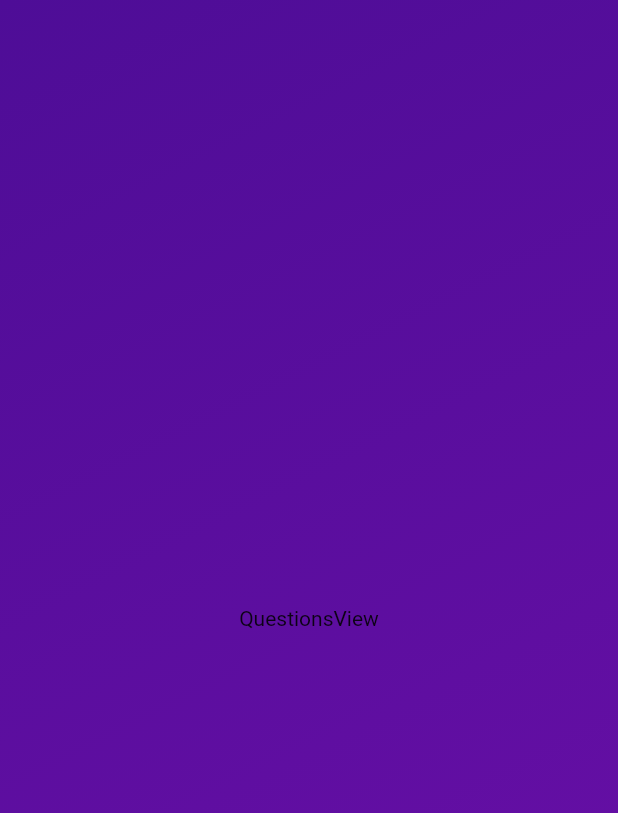
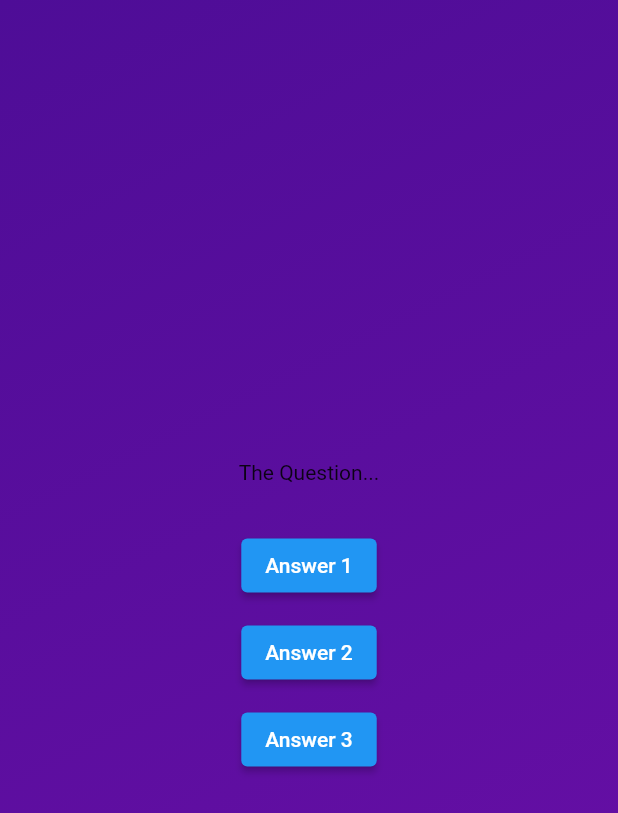
Before and after one commit to trosa-dev/flutter-quiz-app, a Flutter app: the screen it shows after launch, after a tap on "Start Quiz", on a phone screen of 412 x 824 dp. Shown: the top 813 px of the screen. Run offline on Flutter 3.47's test engine with Material 2 defaults, Android fonts, the phone set to English and light mode, and no system bars.

Commit message:
feat: add buttons to questions

```diff
--- a/lib/app/screens/questions/index.dart
+++ b/lib/app/screens/questions/index.dart
@@ -14,8 +14,29 @@
 class _QuestionsScreenState extends State<QuestionsScreen> {
   @override
   Widget build(context) {
-    return const Center(
-      child: Text('QuestionsView'),
+    return SizedBox(
+      width: double.infinity,
+      child: Column(
+        mainAxisAlignment: MainAxisAlignment.center,
+        children: [
+          const Text('The Question...'),
+          const SizedBox(height: 30),
+          ElevatedButton(
+            onPressed: () {},
+            child: const Text('Answer 1'),
+          ),
+          const SizedBox(height: 10),
+          ElevatedButton(
+            onPressed: () {},
+            child: const Text('Answer 2'),
+          ),
+          const SizedBox(height: 10),
+          ElevatedButton(
+            onPressed: () {},
+            child: const Text('Answer 3'),
+          ),
+        ],
+      ),
     );
   }
 }
```
